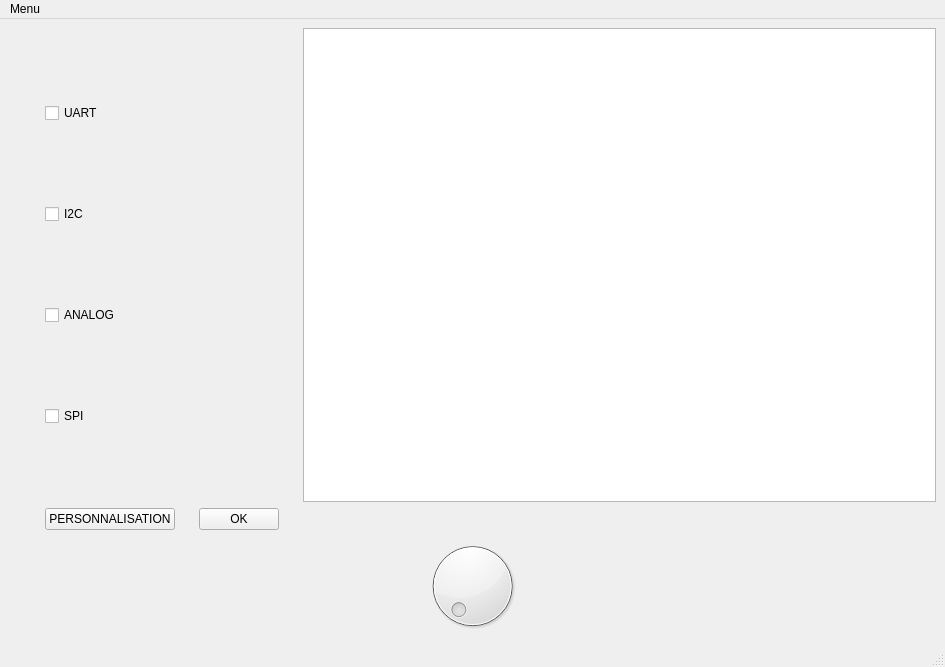
Before: the Qt Designer form interface.ui in nawer56/IHM, drawn with Qt 5.
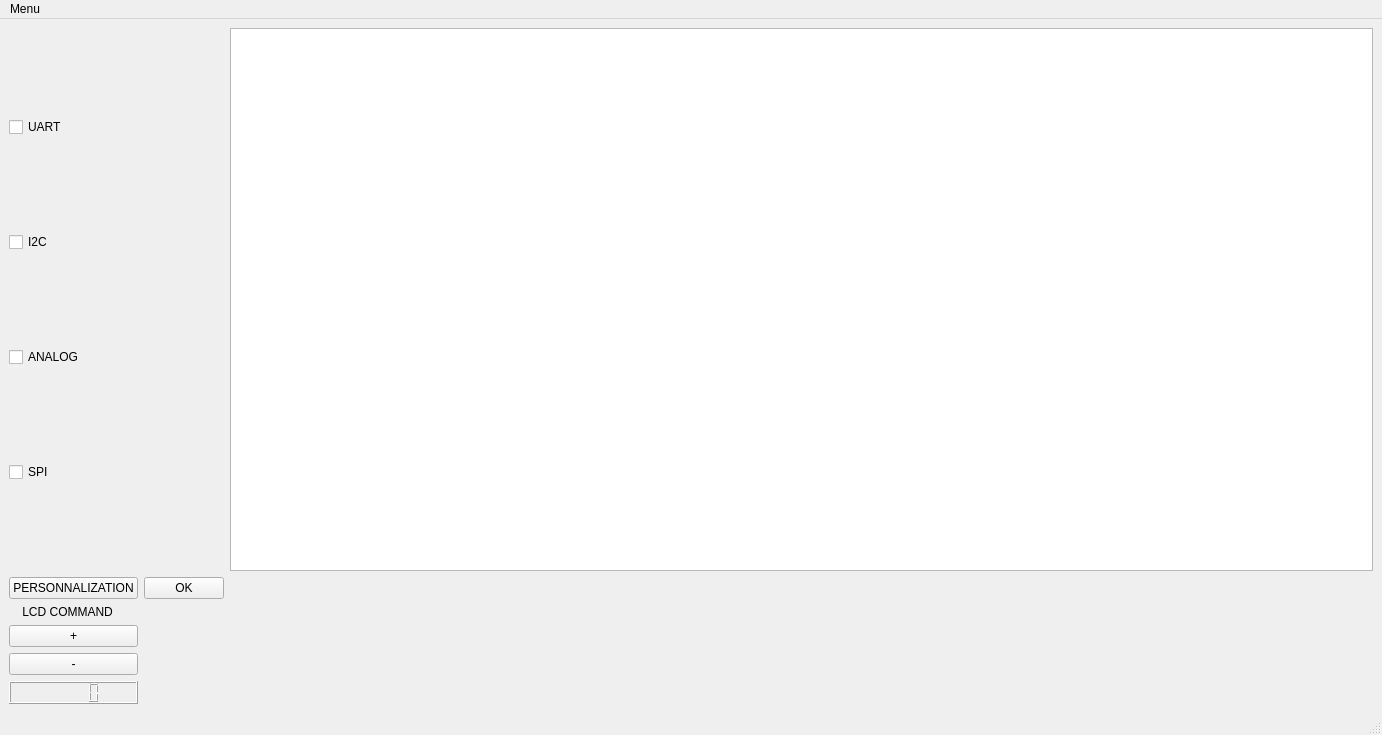
After: the same form once the commit is applied. Custom widgets are drawn as their Qt base class.

Commit message: control a LCD display via gpio

Diff of the .ui file:
```diff
--- a/interface.ui
+++ b/interface.ui
@@ -6,8 +6,8 @@
    <rect>
     <x>0</x>
     <y>0</y>
-    <width>945</width>
-    <height>667</height>
+    <width>1382</width>
+    <height>735</height>
    </rect>
   </property>
   <property name="windowTitle">
@@ -15,7 +15,10 @@
   </property>
   <widget class="QWidget" name="centralwidget">
    <layout class="QGridLayout" name="gridLayout">
-    <item row="0" column="6">
+    <item row="2" column="1">
+     <widget class="QwtKnob" name="pota"/>
+    </item>
+    <item row="0" column="0">
      <layout class="QGridLayout" name="gridLayout_2">
       <property name="sizeConstraint">
        <enum>QLayout::SetMinimumSize</enum>
@@ -50,26 +53,54 @@
       </item>
      </layout>
     </item>
-    <item row="1" column="6">
-     <widget class="QPushButton" name="perso_button">
-      <property name="text">
-       <string>PERSONNALISATION</string>
-      </property>
-     </widget>
-    </item>
-    <item row="10" column="0" colspan="15">
-     <widget class="QDial" name="dial"/>
-    </item>
-    <item row="0" column="14">
+    <item row="0" column="3">
      <widget class="QTextBrowser" name="input_text"/>
     </item>
-    <item row="1" column="10">
+    <item row="1" column="0">
+     <widget class="QPushButton" name="perso_button">
+      <property name="text">
+       <string>PERSONNALIZATION</string>
+      </property>
+     </widget>
+    </item>
+    <item row="1" column="1">
      <widget class="QPushButton" name="RUN_button">
       <property name="text">
        <string>OK</string>
       </property>
      </widget>
     </item>
+    <item row="2" column="3">
+     <widget class="QwtPlot" name="qwtPlot"/>
+    </item>
+    <item row="2" column="0">
+     <layout class="QVBoxLayout" name="verticalLayout_2">
+      <item>
+       <widget class="QLabel" name="label">
+        <property name="text">
+         <string>    LCD COMMAND</string>
+        </property>
+       </widget>
+      </item>
+      <item>
+       <widget class="QPushButton" name="plus_button">
+        <property name="text">
+         <string>+</string>
+        </property>
+       </widget>
+      </item>
+      <item>
+       <widget class="QPushButton" name="minus_button">
+        <property name="text">
+         <string>-</string>
+        </property>
+       </widget>
+      </item>
+      <item>
+       <widget class="QLCDNumber" name="lcdNumber"/>
+      </item>
+     </layout>
+    </item>
    </layout>
   </widget>
   <widget class="QMenuBar" name="menubar">
@@ -77,8 +108,8 @@
     <rect>
      <x>0</x>
      <y>0</y>
-     <width>945</width>
-     <height>19</height>
+     <width>1382</width>
+     <height>38</height>
     </rect>
    </property>
    <widget class="QMenu" name="menuMenu">
@@ -103,6 +134,18 @@
    </property>
   </action>
  </widget>
+ <customwidgets>
+  <customwidget>
+   <class>QwtPlot</class>
+   <extends>QFrame</extends>
+   <header>qwt_plot.h</header>
+  </customwidget>
+  <customwidget>
+   <class>QwtKnob</class>
+   <extends>QWidget</extends>
+   <header>qwt_knob.h</header>
+  </customwidget>
+ </customwidgets>
  <resources/>
  <connections/>
 </ui>
```
The commit also changes 2 other files.
